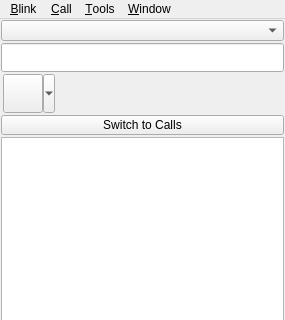
Before: the Qt Designer form resources/blink.ui in AGProjects/blink-qt, drawn with Qt 5; both pictures show x 0 to 285 and y 0 to 320 of the 285 by 550 pixel window.
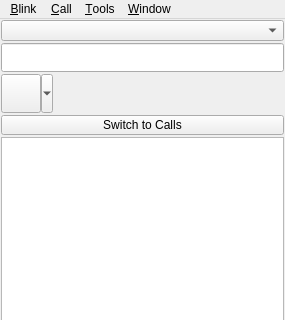
After: the same form once the commit is applied. Icons and pictures are not drawn. Custom widgets are drawn as their Qt base class.

Commit message: Enhanced the main window layout

```diff
--- a/resources/blink.ui
+++ b/resources/blink.ui
@@ -87,17 +87,27 @@
      </widget>
     </item>
     <item>
-     <layout class="QHBoxLayout" name="identity_layout">
-      <property name="spacing">
-       <number>2</number>
-      </property>
+     <widget class="QWidget" name="identity_widget" native="true">
+      <layout class="QGridLayout" name="identity_layout">
       <property name="leftMargin">
-       <number>2</number>
+        <number>0</number>
+       </property>
+       <property name="topMargin">
+        <number>0</number>
       </property>
       <property name="rightMargin">
-       <number>1</number>
-      </property>
-      <item>
+        <number>0</number>
+       </property>
+       <property name="bottomMargin">
+        <number>0</number>
+       </property>
+       <property name="horizontalSpacing">
+        <number>2</number>
+       </property>
+       <property name="verticalSpacing">
+        <number>0</number>
+       </property>
+       <item row="0" column="0" rowspan="2">
        <widget class="AccountState" name="account_state">
         <property name="icon">
          <iconset>
@@ -114,12 +124,7 @@
         </property>
        </widget>
       </item>
-      <item>
-       <layout class="QVBoxLayout" name="name_note_layout">
-        <property name="spacing">
-         <number>0</number>
-        </property>
-        <item>
+       <item row="0" column="1">
          <widget class="LineEdit" name="display_name">
           <property name="maximumSize">
            <size>
@@ -147,7 +152,7 @@
           </property>
          </widget>
         </item>
-        <item>
+       <item row="1" column="1">
          <widget class="LineEdit" name="activity_note">
           <property name="maximumSize">
            <size>
@@ -291,8 +296,7 @@
          </widget>
         </item>
        </layout>
-      </item>
-     </layout>
+     </widget>
     </item>
     <item>
      <widget class="SwitchViewButton" name="switch_view_button">
```
Left out of the diff: 96 changed lines with no effect on the pictures. Lines whose indentation alone changed are shown as unchanged.
